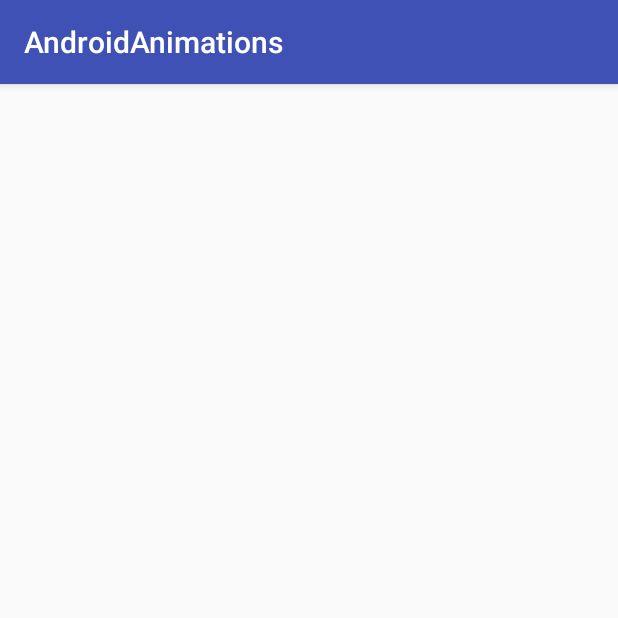
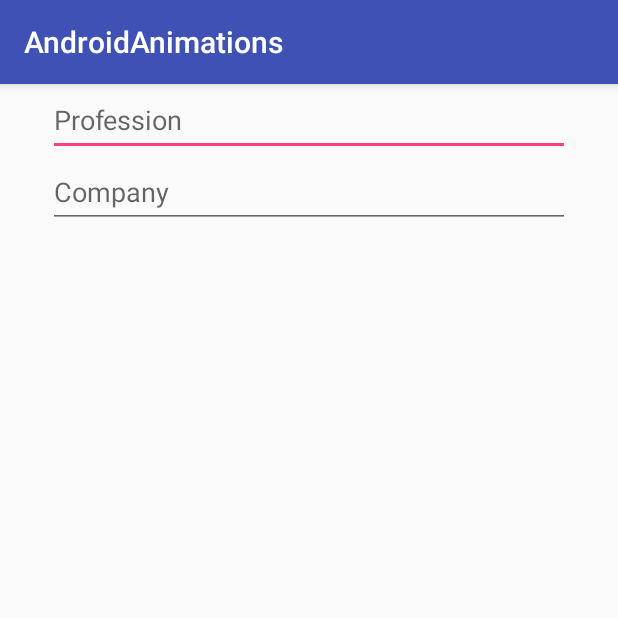
Before and after one commit to codeteo/AndroidAnims, an Android app: the ViewPropertyAnimActivity screen opened directly, with no data from a screen before it, on a phone screen of 412 x 824 dp, the top half of it. Run offline under Robolectric (Android 15) with nearby library versions, the phone set to English and light mode, and no system bars.

Commit message:
Adds layout for ViewPropertyAnimActivity

```diff
--- a/app/src/main/java/com/anim/androidanimations/ViewPropertyAnimActivity.java
+++ b/app/src/main/java/com/anim/androidanimations/ViewPropertyAnimActivity.java
@@ -4,14 +4,11 @@ import android.os.Bundle;
 import android.support.annotation.Nullable;
 import android.support.v7.app.AppCompatActivity;
 
-/**
- * Created by css on 1/20/18.
- */
-
 public class ViewPropertyAnimActivity extends AppCompatActivity {
 
     @Override
     protected void onCreate(@Nullable Bundle savedInstanceState) {
         super.onCreate(savedInstanceState);
+        setContentView(R.layout.activity_view_property);
     }
 }
--- /dev/null
+++ b/app/src/main/res/layout/activity_view_property.xml
@@ -0,0 +1,21 @@
+<?xml version="1.0" encoding="utf-8"?>
+<LinearLayout
+    xmlns:android="http://schemas.android.com/apk/res/android" xmlns:tools="http://schemas.android.com/tools"
+    android:orientation="vertical"
+    android:layout_width="match_parent" android:layout_height="match_parent">
+
+    <EditText
+        android:id="@+id/et_profession"
+        android:hint="Profession"
+        android:layout_marginLeft="32dp" android:layout_marginRight="32dp"
+        android:layout_width="match_parent" android:layout_height="48dp" android:inputType="text"
+        tools:ignore="LabelFor" />
+
+    <EditText
+        android:id="@+id/et_company"
+        android:hint="Company"
+        android:layout_marginLeft="32dp" android:layout_marginRight="32dp"
+        android:layout_width="match_parent" android:layout_height="48dp" android:inputType="text"
+        tools:ignore="LabelFor" />
+
+</LinearLayout>
```
